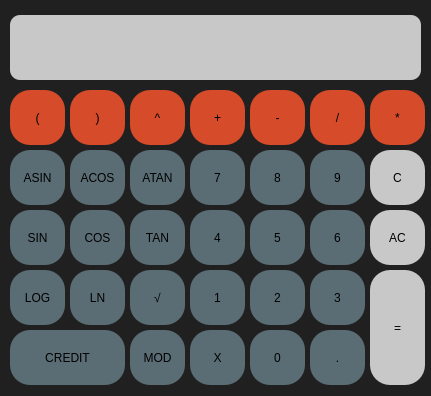
The window that front/adelinan_s21_SmartCalc/mainwindow.ui (Budda01/Sample4) describes before a commit, drawn with Qt 5.
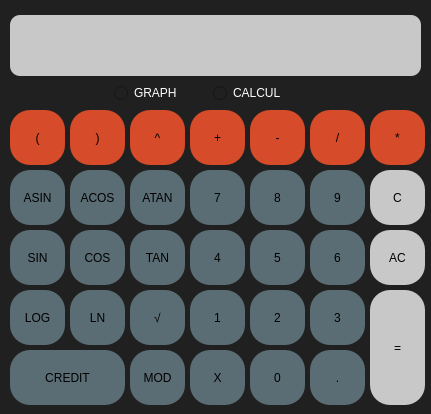
The same window after the commit.

Diff of the .ui file:
```diff
--- a/front/adelinan_s21_SmartCalc/mainwindow.ui
+++ b/front/adelinan_s21_SmartCalc/mainwindow.ui
@@ -7,7 +7,7 @@
     <x>0</x>
     <y>0</y>
     <width>431</width>
-    <height>396</height>
+    <height>414</height>
    </rect>
   </property>
   <property name="windowTitle">
@@ -23,7 +23,7 @@
       <x>10</x>
       <y>15</y>
       <width>411</width>
-      <height>65</height>
+      <height>61</height>
      </rect>
     </property>
     <property name="styleSheet">
@@ -45,7 +45,7 @@
     <property name="geometry">
      <rect>
       <x>190</x>
-      <y>150</y>
+      <y>170</y>
       <width>55</width>
       <height>55</height>
      </rect>
@@ -70,7 +70,7 @@
     <property name="geometry">
      <rect>
       <x>250</x>
-      <y>150</y>
+      <y>170</y>
       <width>55</width>
       <height>55</height>
      </rect>
@@ -95,7 +95,7 @@
     <property name="geometry">
      <rect>
       <x>310</x>
-      <y>150</y>
+      <y>170</y>
       <width>55</width>
       <height>55</height>
      </rect>
@@ -120,7 +120,7 @@
     <property name="geometry">
      <rect>
       <x>190</x>
-      <y>210</y>
+      <y>230</y>
       <width>55</width>
       <height>55</height>
      </rect>
@@ -145,7 +145,7 @@
     <property name="geometry">
      <rect>
       <x>250</x>
-      <y>210</y>
+      <y>230</y>
       <width>55</width>
       <height>55</height>
      </rect>
@@ -170,7 +170,7 @@
     <property name="geometry">
      <rect>
       <x>310</x>
-      <y>210</y>
+      <y>230</y>
       <width>55</width>
       <height>55</height>
      </rect>
@@ -195,7 +195,7 @@
     <property name="geometry">
      <rect>
       <x>190</x>
-      <y>270</y>
+      <y>290</y>
       <width>55</width>
       <height>55</height>
      </rect>
@@ -220,7 +220,7 @@
     <property name="geometry">
      <rect>
       <x>250</x>
-      <y>270</y>
+      <y>290</y>
       <width>55</width>
       <height>55</height>
      </rect>
@@ -245,7 +245,7 @@
     <property name="geometry">
      <rect>
       <x>310</x>
-      <y>270</y>
+      <y>290</y>
       <width>55</width>
       <height>55</height>
      </rect>
@@ -270,7 +270,7 @@
     <property name="geometry">
      <rect>
       <x>250</x>
-      <y>330</y>
+      <y>350</y>
       <width>55</width>
       <height>55</height>
      </rect>
@@ -295,7 +295,7 @@
     <property name="geometry">
      <rect>
       <x>190</x>
-      <y>330</y>
+      <y>350</y>
       <width>55</width>
       <height>55</height>
      </rect>
@@ -320,7 +320,7 @@
     <property name="geometry">
      <rect>
       <x>130</x>
-      <y>90</y>
+      <y>110</y>
       <width>55</width>
       <height>55</height>
      </rect>
@@ -345,7 +345,7 @@
     <property name="geometry">
      <rect>
       <x>190</x>
-      <y>90</y>
+      <y>110</y>
       <width>55</width>
       <height>55</height>
      </rect>
@@ -370,7 +370,7 @@
     <property name="geometry">
      <rect>
       <x>250</x>
-      <y>90</y>
+      <y>110</y>
       <width>55</width>
       <height>55</height>
      </rect>
@@ -395,7 +395,7 @@
     <property name="geometry">
      <rect>
       <x>370</x>
-      <y>90</y>
+      <y>110</y>
       <width>55</width>
       <height>55</height>
      </rect>
@@ -420,7 +420,7 @@
     <property name="geometry">
      <rect>
       <x>310</x>
-      <y>90</y>
+      <y>110</y>
       <width>55</width>
       <height>55</height>
      </rect>
@@ -445,7 +445,7 @@
     <property name="geometry">
      <rect>
       <x>10</x>
-      <y>90</y>
+      <y>110</y>
       <width>55</width>
       <height>55</height>
      </rect>
@@ -470,7 +470,7 @@
     <property name="geometry">
      <rect>
       <x>370</x>
-      <y>210</y>
+      <y>230</y>
       <width>55</width>
       <height>55</height>
      </rect>
@@ -495,7 +495,7 @@
     <property name="geometry">
      <rect>
       <x>370</x>
-      <y>270</y>
+      <y>290</y>
       <width>55</width>
       <height>115</height>
      </rect>
@@ -520,7 +520,7 @@
     <property name="geometry">
      <rect>
       <x>10</x>
-      <y>210</y>
+      <y>230</y>
       <width>55</width>
       <height>55</height>
      </rect>
@@ -545,7 +545,7 @@
     <property name="geometry">
      <rect>
       <x>70</x>
-      <y>210</y>
+      <y>230</y>
       <width>55</width>
       <height>55</height>
      </rect>
@@ -570,7 +570,7 @@
     <property name="geometry">
      <rect>
       <x>130</x>
-      <y>210</y>
+      <y>230</y>
       <width>55</width>
       <height>55</height>
      </rect>
@@ -595,7 +595,7 @@
     <property name="geometry">
      <rect>
       <x>70</x>
-      <y>150</y>
+      <y>170</y>
       <width>55</width>
       <height>55</height>
      </rect>
@@ -620,7 +620,7 @@
     <property name="geometry">
      <rect>
       <x>130</x>
-      <y>150</y>
+      <y>170</y>
       <width>55</width>
       <height>55</height>
      </rect>
@@ -645,7 +645,7 @@
     <property name="geometry">
      <rect>
       <x>10</x>
-      <y>150</y>
+      <y>170</y>
       <width>55</width>
       <height>55</height>
      </rect>
@@ -670,7 +670,7 @@
     <property name="geometry">
      <rect>
       <x>70</x>
-      <y>270</y>
+      <y>290</y>
       <width>55</width>
       <height>55</height>
      </rect>
@@ -695,7 +695,7 @@
     <property name="geometry">
      <rect>
       <x>10</x>
-      <y>270</y>
+      <y>290</y>
       <width>55</width>
       <height>55</height>
      </rect>
@@ -720,7 +720,7 @@
     <property name="geometry">
      <rect>
       <x>130</x>
-      <y>270</y>
+      <y>290</y>
       <width>55</width>
       <height>55</height>
      </rect>
@@ -745,7 +745,7 @@
     <property name="geometry">
      <rect>
       <x>70</x>
-      <y>90</y>
+      <y>110</y>
       <width>55</width>
       <height>55</height>
      </rect>
@@ -770,7 +770,7 @@
     <property name="geometry">
      <rect>
       <x>370</x>
-      <y>150</y>
+      <y>170</y>
       <width>55</width>
       <height>55</height>
      </rect>
@@ -795,7 +795,7 @@
     <property name="geometry">
      <rect>
       <x>310</x>
-      <y>330</y>
+      <y>350</y>
       <width>55</width>
       <height>55</height>
      </rect>
@@ -820,7 +820,7 @@
     <property name="geometry">
      <rect>
       <x>10</x>
-      <y>330</y>
+      <y>350</y>
       <width>115</width>
       <height>55</height>
      </rect>
@@ -845,7 +845,7 @@
     <property name="geometry">
      <rect>
       <x>130</x>
-      <y>330</y>
+      <y>350</y>
       <width>55</width>
       <height>55</height>
      </rect>
@@ -866,6 +866,46 @@
      <string>MOD</string>
     </property>
    </widget>
+   <widget class="QRadioButton" name="Graf">
+    <property name="geometry">
+     <rect>
+      <x>114</x>
+      <y>85</y>
+      <width>91</width>
+      <height>16</height>
+     </rect>
+    </property>
+    <property name="styleSheet">
+     <string notr="true">qproperty-alignment: 'AlignVCenter | AlignRight';
+color: White;
+font: 12pt &quot;Ubuntu&quot;;
+
+</string>
+    </property>
+    <property name="text">
+     <string>GRAPH</string>
+    </property>
+   </widget>
+   <widget class="QRadioButton" name="Calculation">
+    <property name="geometry">
+     <rect>
+      <x>213</x>
+      <y>85</y>
+      <width>91</width>
+      <height>16</height>
+     </rect>
+    </property>
+    <property name="styleSheet">
+     <string notr="true">qproperty-alignment: 'AlignVCenter | AlignRight';
+color: White;
+font: 12pt &quot;Ubuntu&quot;;
+
+</string>
+    </property>
+    <property name="text">
+     <string>CALCUL</string>
+    </property>
+   </widget>
   </widget>
  </widget>
  <resources/>
```
